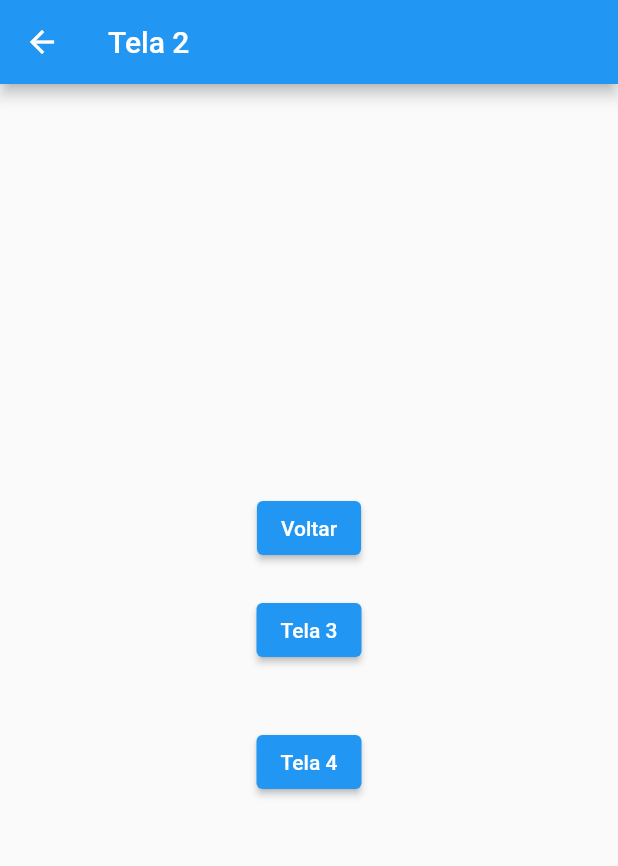
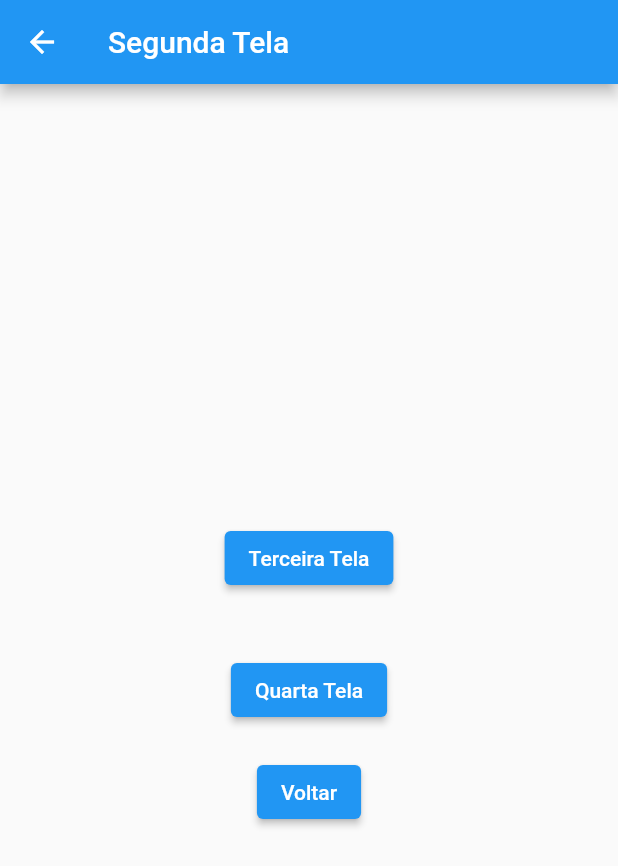
Before and after one commit to franciscoaglima/navegadorscreens, a Flutter app: the SecondScreen screen opened directly, on a phone screen of 412 x 824 dp. Shown: the top 866 px of the screen. Run offline on Flutter 3.47's test engine with Material 2 defaults, Android fonts, the phone set to English and light mode, and no system bars.

Commit message:
9o Etapa - Revisão ok - 3 Tela Navegando Corretamente - NavegadorScreen

```diff
--- a/lib/main.dart
+++ b/lib/main.dart
@@ -2,6 +2,7 @@
 // 3 Campos em Branco - Modelo de Widget Column and Row - ESSSSSE....
 // Contaneir Row Botões coloridos e Contaneir Column 3 Campos em Branco
 import 'package:flutter/material.dart';
+import 'package:navegadorscreens/fourth_screen.dart';
 import 'package:navegadorscreens/home_screen.dart';
 // import 'package:navegadorscreens/second_screen.dart';
 
@@ -15,11 +16,10 @@ class MyApp extends StatelessWidget {
   Widget build(BuildContext context) {
     return MaterialApp(
 
-    //  title: "Home Screen",
       home: HomeScreen(),
-//      routes: {
- //       "2o Tela" : (context) => SecondScreen(titulo),
- //       },
+      routes: {
+      "fourth" : (context) => FourthScreen("Quarta Tela"),
+        },
     );
   }
 }
--- a/lib/second_screen.dart
+++ b/lib/second_screen.dart
@@ -11,27 +11,17 @@ class SecondScreen extends StatelessWidget {
   @override
   Widget build(BuildContext context) {
     return Scaffold(
-     appBar: AppBar(title: Text("Tela 2"),
+    appBar: AppBar(title: Text("Segunda Tela"),
    ),
-
       body: SafeArea(
         child: Center(
           child: Column(
-
             mainAxisAlignment: MainAxisAlignment.center,
             children: [
                 Container(
-              child: ElevatedButton(
-                   onPressed: () {
-                     Navigator.pop(context,"Veio da tela 2...");
-                   },
-                   child: Text("Voltar"),
-                   ),
-                 ),
-                Container(
                 padding: EdgeInsets.all(20.0),
-              //  color: Colors.blue,
-                  //decoration: BoxDecoration(borderRadius: BorderRadius.circular(50),color: Colors.amber),
+                 // color: Colors.blue,
+                 // decoration: BoxDecoration(borderRadius: BorderRadius.circular(50),color: Colors.amber),
                 child: ElevatedButton(
                       onPressed: () async {
                         Navigator.push(
@@ -40,7 +30,7 @@ class SecondScreen extends StatelessWidget {
                           );
                             setState(() {});
                             },
-                            child: Text("Tela 3"),
+                            child: Text("Terceira Tela"),
                             ),
                  ),
                 Container(
@@ -55,7 +45,15 @@ class SecondScreen extends StatelessWidget {
                           );
                             setState(() {});
                             },
-                            child: Text("Tela 4"),
+                            child: Text("Quarta Tela"),
+                            ),
+                          ),
+                    Container(
+                    child: ElevatedButton(
+                        onPressed: () {
+                          Navigator.pop(context,"Segunda Tela");
+                        },
+                        child: Text("Voltar"),
                         ),
                       ),
                      ],
```
Also changed, not shown: lib/fourth_screen.dart (+13 -15 lines), lib/home_screen.dart (+12 -29 lines), lib/third_screen.dart (+10 -9 lines). Lines whose indentation alone changed are shown as unchanged.
